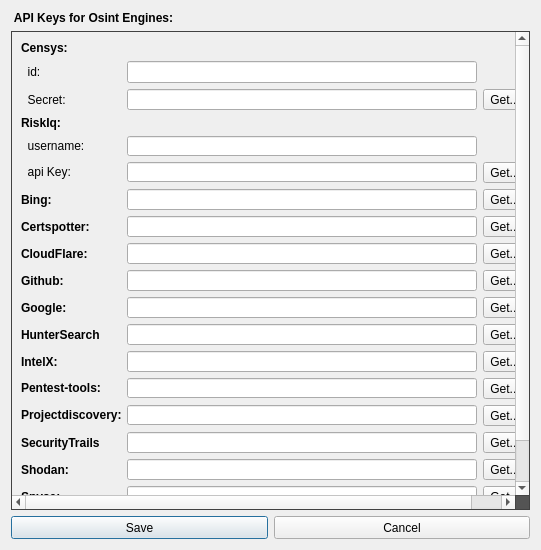
Qt form gui/src/Dialogs/ApiKeysDialog.ui (3nock/OTE) before a commit.
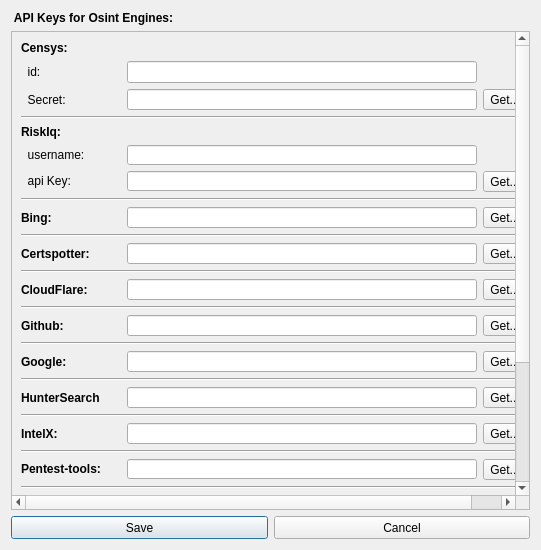
The same form after that commit.

```diff
--- a/gui/src/Dialogs/ApiKeysDialog.ui
+++ b/gui/src/Dialogs/ApiKeysDialog.ui
@@ -57,9 +57,7 @@
    <item>
     <widget class="QScrollArea" name="scrollArea">
      <property name="styleSheet">
-      <string notr="true">QScrollArea#scrollArea{
-background-color: rgb(84, 84, 84);
-}</string>
+      <string notr="true"/>
      </property>
      <property name="sizeAdjustPolicy">
       <enum>QAbstractScrollArea::AdjustToContents</enum>
@@ -76,7 +74,7 @@
         <x>0</x>
         <y>0</y>
         <width>544</width>
-        <height>532</height>
+        <height>658</height>
        </rect>
       </property>
       <layout class="QVBoxLayout" name="verticalLayout">
@@ -252,6 +250,13 @@
          </item>
         </layout>
        </item>
+       <item>
+        <widget class="Line" name="line">
+         <property name="orientation">
+          <enum>Qt::Horizontal</enum>
+         </property>
+        </widget>
+       </item>
        <item>
         <widget class="QLabel" name="label_18">
          <property name="sizePolicy">
@@ -418,6 +423,13 @@
          </item>
         </layout>
        </item>
+       <item>
+        <widget class="Line" name="line_2">
+         <property name="orientation">
+          <enum>Qt::Horizontal</enum>
+         </property>
+        </widget>
+       </item>
        <item>
         <layout class="QHBoxLayout" name="horizontalLayout_6">
          <item>
@@ -504,6 +516,13 @@
          </item>
         </layout>
        </item>
+       <item>
+        <widget class="Line" name="line_3">
+         <property name="orientation">
+          <enum>Qt::Horizontal</enum>
+         </property>
+        </widget>
+       </item>
        <item>
         <layout class="QHBoxLayout" name="horizontalLayout_7">
          <item>
@@ -584,6 +603,13 @@
          </item>
         </layout>
        </item>
+       <item>
+        <widget class="Line" name="line_4">
+         <property name="orientation">
+          <enum>Qt::Horizontal</enum>
+         </property>
+        </widget>
+       </item>
        <item>
         <layout class="QHBoxLayout" name="horizontalLayout_8">
          <item>
@@ -670,6 +696,13 @@
          </item>
         </layout>
        </item>
+       <item>
+        <widget class="Line" name="line_5">
+         <property name="orientation">
+          <enum>Qt::Horizontal</enum>
+         </property>
+        </widget>
+       </item>
        <item>
         <layout class="QHBoxLayout" name="horizontalLayout_12">
          <item>
@@ -756,6 +789,13 @@
          </item>
         </layout>
        </item>
+       <item>
+        <widget class="Line" name="line_6">
+         <property name="orientation">
+          <enum>Qt::Horizontal</enum>
+         </property>
+        </widget>
+       </item>
        <item>
         <layout class="QHBoxLayout" name="horizontalLayout_13">
          <item>
@@ -842,6 +882,13 @@
          </item>
         </layout>
        </item>
+       <item>
+        <widget class="Line" name="line_7">
+         <property name="orientation">
+          <enum>Qt::Horizontal</enum>
+         </property>
+        </widget>
+       </item>
        <item>
         <layout class="QHBoxLayout" name="horizontalLayout_15">
          <item>
@@ -922,6 +969,13 @@
          </item>
         </layout>
        </item>
+       <item>
+        <widget class="Line" name="line_8">
+         <property name="orientation">
+          <enum>Qt::Horizontal</enum>
+         </property>
+        </widget>
+       </item>
        <item>
         <layout class="QHBoxLayout" name="horizontalLayout_16">
          <item>
@@ -1008,6 +1062,13 @@
          </item>
         </layout>
        </item>
+       <item>
+        <widget class="Line" name="line_9">
+         <property name="orientation">
+          <enum>Qt::Horizontal</enum>
+         </property>
+        </widget>
+       </item>
        <item>
         <layout class="QHBoxLayout" name="horizontalLayout_17">
          <item>
@@ -1091,6 +1152,13 @@
          </item>
         </layout>
        </item>
+       <item>
+        <widget class="Line" name="line_10">
+         <property name="orientation">
+          <enum>Qt::Horizontal</enum>
+         </property>
+        </widget>
+       </item>
        <item>
         <layout class="QHBoxLayout" name="horizontalLayout_18">
          <item>
@@ -1174,6 +1242,13 @@
          </item>
         </layout>
        </item>
+       <item>
+        <widget class="Line" name="line_11">
+         <property name="orientation">
+          <enum>Qt::Horizontal</enum>
+         </property>
+        </widget>
+       </item>
        <item>
         <layout class="QHBoxLayout" name="horizontalLayout_9">
          <item>
@@ -1260,6 +1335,13 @@
          </item>
         </layout>
        </item>
+       <item>
+        <widget class="Line" name="line_12">
+         <property name="orientation">
+          <enum>Qt::Horizontal</enum>
+         </property>
+        </widget>
+       </item>
        <item>
         <layout class="QHBoxLayout" name="horizontalLayout_5">
          <item>
@@ -1346,6 +1428,13 @@
          </item>
         </layout>
        </item>
+       <item>
+        <widget class="Line" name="line_13">
+         <property name="orientation">
+          <enum>Qt::Horizontal</enum>
+         </property>
+        </widget>
+       </item>
        <item>
         <layout class="QHBoxLayout" name="horizontalLayout_10">
          <item>
@@ -1432,6 +1521,13 @@
          </item>
         </layout>
        </item>
+       <item>
+        <widget class="Line" name="line_14">
+         <property name="orientation">
+          <enum>Qt::Horizontal</enum>
+         </property>
+        </widget>
+       </item>
        <item>
         <layout class="QHBoxLayout" name="horizontalLayout_3">
          <item>
@@ -1539,6 +1635,12 @@
          <height>23</height>
         </size>
        </property>
+       <property name="maximumSize">
+        <size>
+         <width>16777215</width>
+         <height>23</height>
+        </size>
+       </property>
        <property name="styleSheet">
         <string notr="true"/>
        </property>
@@ -1555,6 +1657,12 @@
          <height>23</height>
         </size>
        </property>
+       <property name="maximumSize">
+        <size>
+         <width>16777215</width>
+         <height>23</height>
+        </size>
+       </property>
        <property name="styleSheet">
         <string notr="true"/>
        </property>
```
